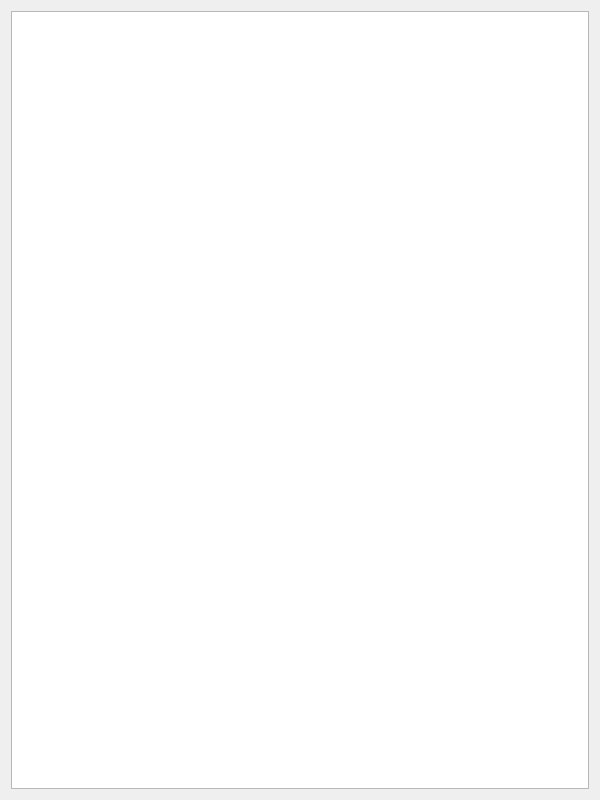
Above: RLVParserTest/rlvlistwidget.ui from rsippl/big-ring before the change. Below: the same form after it.
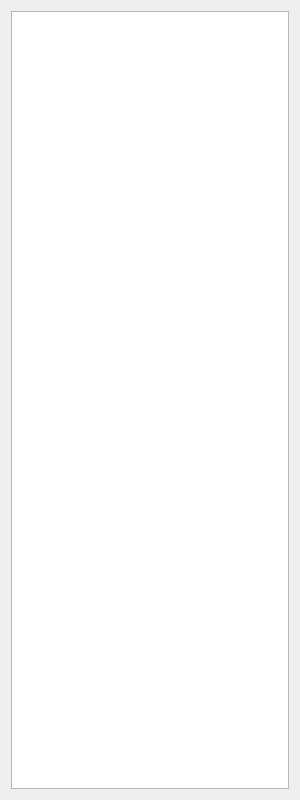
That is the form after the change.

Commit message: Made video bigger.

Diff of the .ui file:
```diff
--- a/RLVParserTest/rlvlistwidget.ui
+++ b/RLVParserTest/rlvlistwidget.ui
@@ -6,10 +6,16 @@
    <rect>
     <x>0</x>
     <y>0</y>
-    <width>600</width>
+    <width>300</width>
     <height>800</height>
    </rect>
   </property>
+  <property name="maximumSize">
+   <size>
+    <width>300</width>
+    <height>16777215</height>
+   </size>
+  </property>
   <property name="windowTitle">
    <string>Form</string>
   </property>
```
The commit also changes 1 other file.
